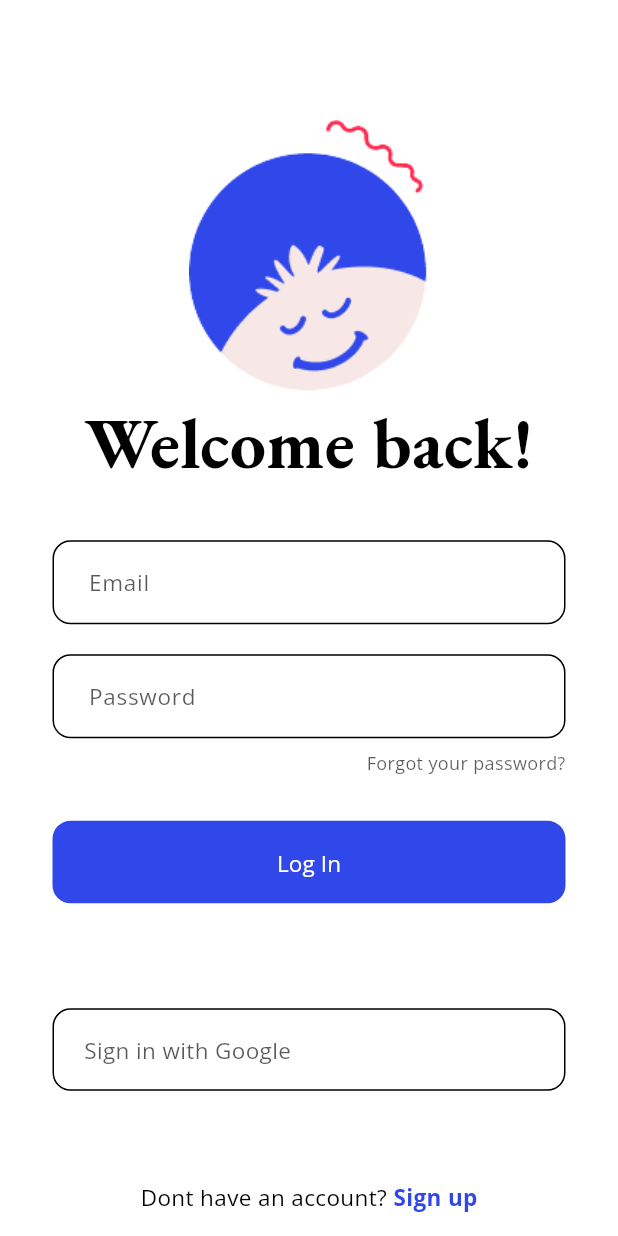
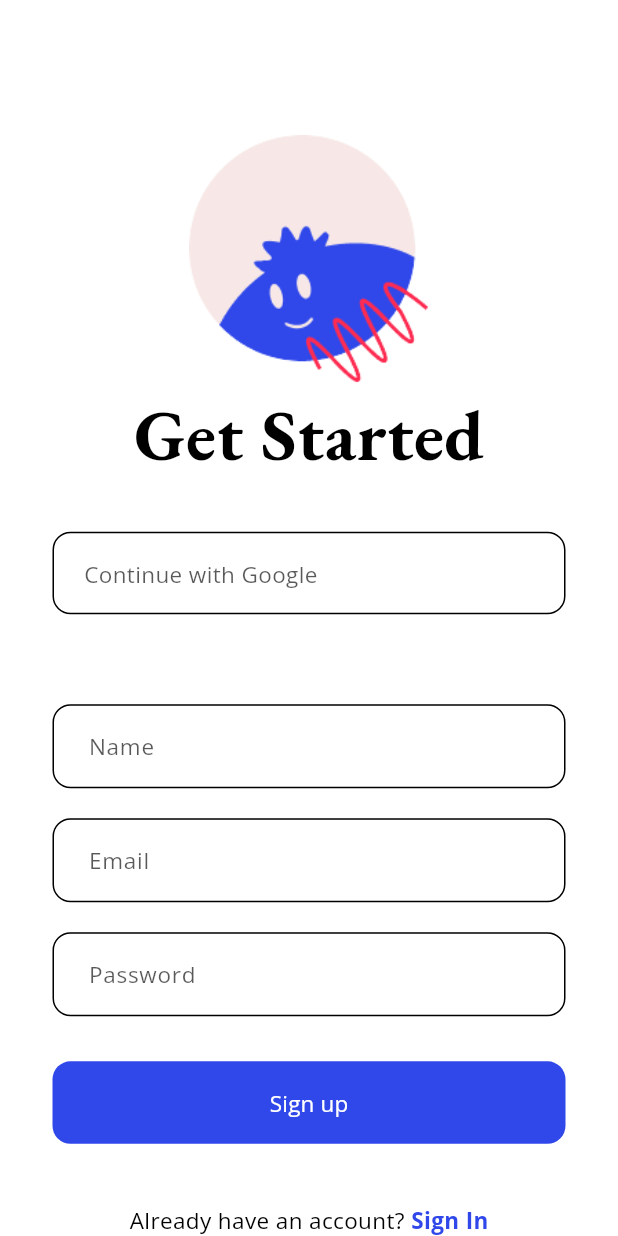
Before and after one commit to dylan-1006/horizon, a Flutter app: the screen it shows after launch, on a phone screen of 412 x 824 dp. Run offline on Flutter 3.47's test engine with Material 3 defaults, Android fonts, the phone set to English and light mode, and no system bars; drawn by our look-alikes of flutter_form_builder; our stand-ins replace firebase_auth, firebase_core, form_builder_validators; accounts and stored records are empty.

Commit message:
Finished basic layout of register screen.

```diff
--- a/lib/main.dart
+++ b/lib/main.dart
@@ -3,6 +3,7 @@ import 'package:horizon/constants.dart';
 import 'package:horizon/screens/home_screen.dart';
 import 'package:horizon/screens/login_screen.dart';
 import 'package:firebase_core/firebase_core.dart';
+import 'package:horizon/screens/register_screen.dart';
 import 'firebase_options.dart';
 
 Future<void> main() async {
@@ -43,6 +44,6 @@ class MyHomePage extends StatefulWidget {
 class _MyHomePageState extends State<MyHomePage> {
   @override
   Widget build(BuildContext context) {
-    return LoginScreen();
+    return RegisterScreen();
   }
 }
--- /dev/null
+++ b/lib/screens/home_screen.dart
@@ -0,0 +1,17 @@
+import 'package:flutter/material.dart';
+
+class HomeScreen extends StatefulWidget {
+  const HomeScreen({super.key});
+
+  @override
+  State<HomeScreen> createState() => _HomeScreenState();
+}
+
+class _HomeScreenState extends State<HomeScreen> {
+  @override
+  Widget build(BuildContext context) {
+    return Container(
+      decoration: BoxDecoration(color: Colors.amber),
+    );
+  }
+}
--- /dev/null
+++ b/lib/screens/register_screen.dart
@@ -0,0 +1,241 @@
+import 'package:firebase_auth/firebase_auth.dart';
+import 'package:flutter/material.dart';
+import 'package:flutter_form_builder/flutter_form_builder.dart';
+import 'package:form_builder_validators/form_builder_validators.dart';
+import 'package:horizon/auth.dart';
+import 'package:horizon/constants.dart';
+
+class RegisterScreen extends StatelessWidget {
+  final _formKey = GlobalKey<FormBuilderState>();
+  RegisterScreen({super.key});
+
+  @override
+  Widget build(BuildContext context) {
+    return Scaffold(
+      backgroundColor: Colors.white,
+      body: SingleChildScrollView(
+        child: Column(
+          mainAxisAlignment: MainAxisAlignment.start,
+          children: [
+            Container(
+                margin: EdgeInsets.only(top: 90),
+                child: Center(
+                  child: Image.asset(
+                    'assets/icons/register_icon.png',
+                    width: 160,
+                  ),
+                )),
+            Center(
+              child: Text(
+                "Get Started",
+                style: TextStyle(
+                  color: Colors.black,
+                  fontFamily: 'Garamond',
+                  fontSize: 48,
+                  fontWeight: FontWeight.bold,
+                ),
+              ),
+            ),
+            Container(
+              width: double.infinity,
+              height: 55,
+              decoration: BoxDecoration(
+                  border: Border.all(color: Colors.black),
+                  borderRadius: BorderRadius.circular(12)),
+              margin: const EdgeInsets.only(left: 35, right: 35, top: 30),
+              padding: const EdgeInsets.symmetric(horizontal: 20),
+              alignment: Alignment.centerLeft,
+              child: Form(
+                  child: Text(
+                "Continue with Google",
+                style: TextStyle(
+                    fontFamily: 'Open Sans',
+                    fontSize: 15,
+                    color: Constants.accentColor),
+              )),
+            ),
+            FormBuilder(
+              key: _formKey,
+              child: Column(
+                children: [
+                  Container(
+                    margin: const EdgeInsets.only(left: 35, right: 35, top: 60),
+                    alignment: Alignment.centerLeft,
+                    child: FormBuilderTextField(
+                      name: "name",
+                      validator: FormBuilderValidators.compose([
+                        FormBuilderValidators.required(),
+                      ]),
+                      decoration: InputDecoration(
+                          isDense: true,
+                          labelStyle: TextStyle(
+                              fontFamily: 'Open Sans',
+                              fontSize: 15,
+                              color: Constants.accentColor),
+                          labelText: "Name",
+                          contentPadding: EdgeInsets.symmetric(
+                              horizontal: 20, vertical: 16),
+                          floatingLabelBehavior: FloatingLabelBehavior.never,
+                          focusedBorder: OutlineInputBorder(
+                              borderRadius: BorderRadius.circular(12),
+                              borderSide: BorderSide(
+                                  color: Constants.primaryColor, width: 1.5)),
+                          enabledBorder: OutlineInputBorder(
+                              borderRadius: BorderRadius.circular(12),
+                              borderSide:
+                                  BorderSide(color: Colors.black, width: 1)),
+                          errorBorder: OutlineInputBorder(
+                              borderRadius: BorderRadius.circular(12),
+                              borderSide:
+                                  BorderSide(color: Colors.red, width: 1)),
+                          focusedErrorBorder: OutlineInputBorder(
+                              borderRadius: BorderRadius.circular(12),
+                              borderSide:
+                                  BorderSide(color: Colors.red, width: 1))),
+                    ),
+                  ),
+                  Container(
+                    margin: const EdgeInsets.only(left: 35, right: 35, top: 20),
+                    alignment: Alignment.centerLeft,
+                    child: FormBuilderTextField(
+                      name: "email",
+                      validator: FormBuilderValidators.compose([
+                        FormBuilderValidators.required(),
+                        FormBuilderValidators.email()
+                      ]),
+                      decoration: InputDecoration(
+                          isDense: true,
+                          labelStyle: TextStyle(
+                              fontFamily: 'Open Sans',
+                              fontSize: 15,
+                              color: Constants.accentColor),
+                          labelText: "Email",
+                          contentPadding: EdgeInsets.symmetric(
+                              horizontal: 20, vertical: 16),
+                          floatingLabelBehavior: FloatingLabelBehavior.never,
+                          focusedBorder: OutlineInputBorder(
+                              borderRadius: BorderRadius.circular(12),
+                              borderSide: BorderSide(
+                                  color: Constants.primaryColor, width: 1.5)),
+                          enabledBorder: OutlineInputBorder(
+                              borderRadius: BorderRadius.circular(12),
+                              borderSide:
+                                  BorderSide(color: Colors.black, width: 1)),
+                          errorBorder: OutlineInputBorder(
+                              borderRadius: BorderRadius.circular(12),
+                              borderSide:
+                                  BorderSide(color: Colors.red, width: 1)),
+                          focusedErrorBorder: OutlineInputBorder(
+                              borderRadius: BorderRadius.circular(12),
+                              borderSide:
+                                  BorderSide(color: Colors.red, width: 1))),
+                    ),
+                  ),
+                  Container(
+                    margin: const EdgeInsets.only(left: 35, right: 35, top: 20),
+                    alignment: Alignment.centerLeft,
+                    child: FormBuilderTextField(
+                      obscureText: true,
+                      name: "password",
+                      validator: FormBuilderValidators.compose([
+                        FormBuilderValidators.required(),
+                      ]),
+                      decoration: InputDecoration(
+                          isDense: true,
+                          labelStyle: TextStyle(
+                              fontFamily: 'Open Sans',
+                              fontSize: 15,
+                              color: Constants.accentColor),
+                          labelText: "Password",
+                          contentPadding: EdgeInsets.symmetric(
+                              horizontal: 20, vertical: 16),
+                          floatingLabelBehavior: FloatingLabelBehavior.never,
+                          focusedBorder: OutlineInputBorder(
+                              borderRadius: BorderRadius.circular(12),
+                              borderSide: BorderSide(
+                                  color: Constants.primaryColor, width: 1.5)),
+                          enabledBorder: OutlineInputBorder(
+                              borderRadius: BorderRadius.circular(12),
+                              borderSide:
+                                  BorderSide(color: Colors.black, width: 1)),
+                          errorBorder: OutlineInputBorder(
+                              borderRadius: BorderRadius.circular(12),
+                              borderSide:
+                                  BorderSide(color: Colors.red, width: 1)),
+                          focusedErrorBorder: OutlineInputBorder(
+                              borderRadius: BorderRadius.circular(12),
+                              borderSide:
+                                  BorderSide(color: Colors.red, width: 1))),
+                    ),
+                  ),
+                ],
+              ),
+            ),
+            Container(
+              margin: const EdgeInsets.only(left: 35, right: 35, top: 30),
+              width: double.infinity,
+              height: 55,
+              child: ElevatedButton(
+                style: ElevatedButton.styleFrom(
+                    backgroundColor: Constants.primaryColor,
+                    elevation: 0,
+                    shape: RoundedRectangleBorder(
+                        borderRadius: BorderRadius.circular(12))),
+                onPressed: () {
+                  _formKey.currentState?.saveAndValidate();
+                  if (_formKey.currentState!.validate()) {
+                    final formData = _formKey.currentState!.value;
+                    print(formData['email']);
+                    print(formData['password']);
+                    try {
+                      Auth().createUserWithEmailAndPassword(
+                          email: formData['email'],
+                          password: formData['password']);
+                    } on FirebaseException catch (e) {
+                      print("error" + e.message.toString());
+                    }
+                  }
+                  ;
+                },
+                child: Center(
+                  child: const Text(
+                    "Sign up",
+                    style: TextStyle(
+                        fontFamily: 'Open Sans',
+                        fontSize: 15,
+                        fontWeight: FontWeight.w500,
+                        color: Colors.white),
+                  ),
+                ),
+              ),
+            ),
+            Container(
+              width: double.infinity,
+              margin: EdgeInsets.only(bottom: 60, top: 40),
+              child: Row(
+                mainAxisAlignment: MainAxisAlignment.center,
+                children: [
+                  Text(
+                    "Already have an account? ",
+                    style: TextStyle(
+                        fontFamily: 'Open Sans',
+                        fontSize: 15,
+                        color: Colors.black),
+                  ),
+                  Container(
+                    child: Text("Sign In",
+                        style: TextStyle(
+                            fontFamily: 'Open Sans',
+                            fontSize: 15,
+                            fontWeight: FontWeight.bold,
+                            color: Constants.primaryColor)),
+                  )
+                ],
+              ),
+            )
+          ],
+        ),
+      ),
+    );
+  }
+}
```
Also changed, not shown: lib/widget_tree.dart (added).
